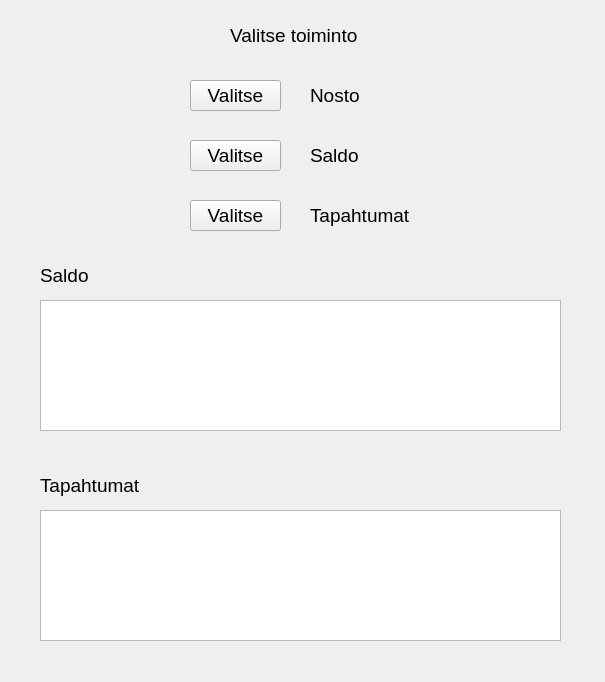
First picture: the form in Automaatti/menu.ui, repository tvt20kmo-ohjelmistokehitysprojekti/Group2, before the edit.
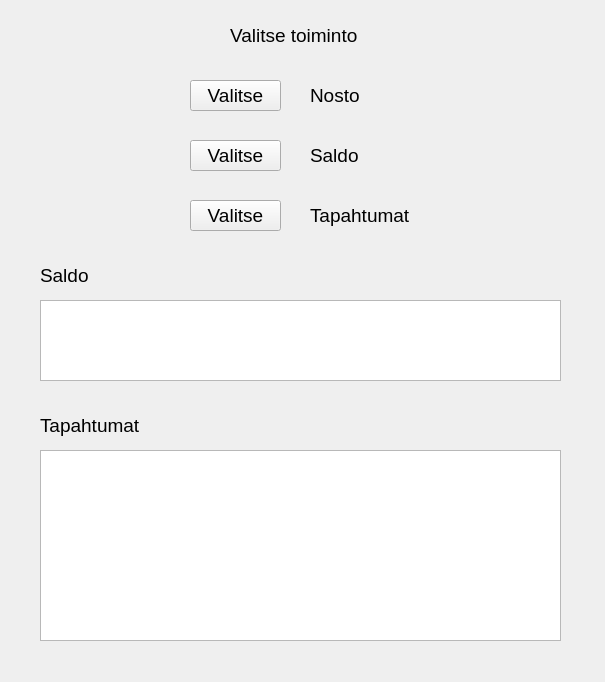
Second picture: the form after the edit.

Patch:
```diff
--- a/Automaatti/menu.ui
+++ b/Automaatti/menu.ui
@@ -113,9 +113,9 @@
    <property name="geometry">
     <rect>
      <x>40</x>
-     <y>510</y>
+     <y>450</y>
      <width>521</width>
-     <height>131</height>
+     <height>191</height>
     </rect>
    </property>
   </widget>
@@ -123,7 +123,7 @@
    <property name="geometry">
     <rect>
      <x>40</x>
-     <y>470</y>
+     <y>410</y>
      <width>151</width>
      <height>31</height>
     </rect>
@@ -151,7 +151,7 @@
      <x>40</x>
      <y>300</y>
      <width>521</width>
-     <height>131</height>
+     <height>81</height>
     </rect>
    </property>
   </widget>
```
